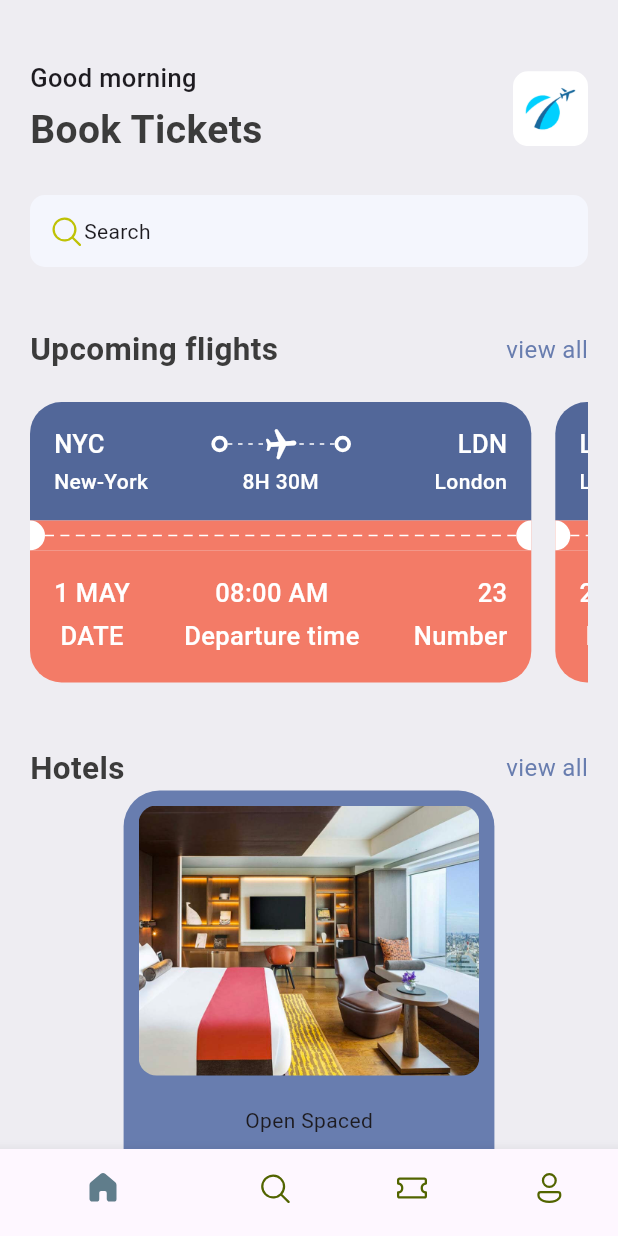
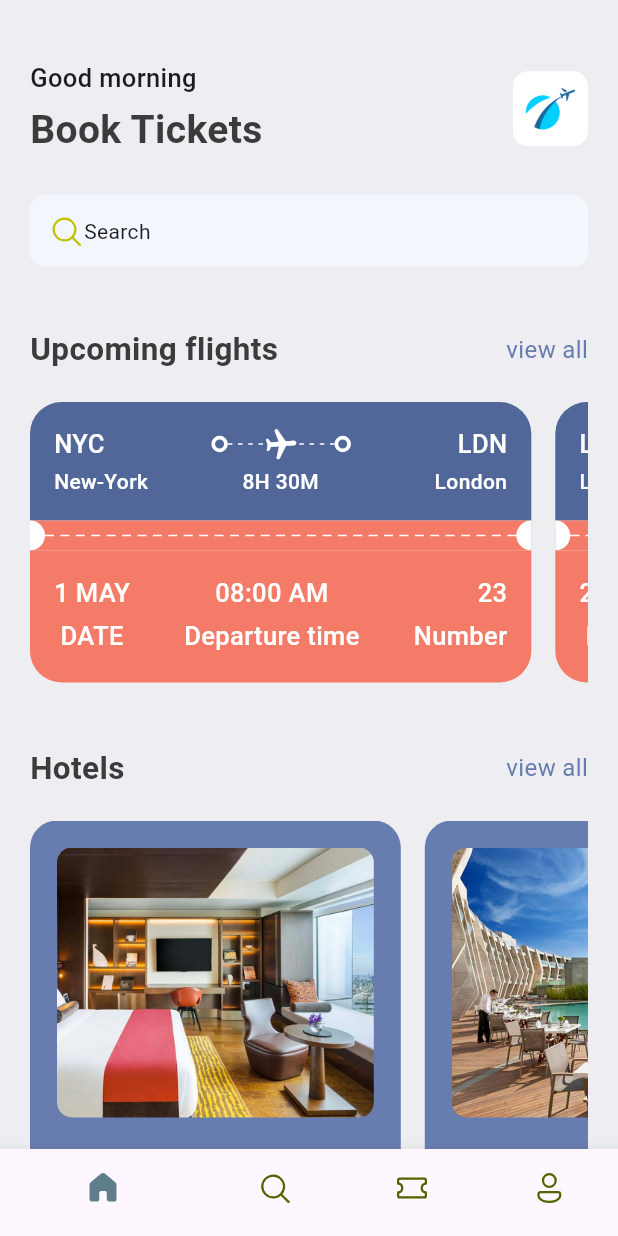
Before and after one commit to ErnestAlf222/ticket-app, a Flutter app: the screen it shows after launch, on a phone screen of 412 x 824 dp. Run offline on Flutter 3.47's test engine with Material 3 defaults, Android fonts, the phone set to English and light mode, and no system bars; our stand-ins replace fluentui_icons, go_router.

Commit message:
fixed bugs

```diff
--- a/lib/base/res/styles/app_styles.dart
+++ b/lib/base/res/styles/app_styles.dart
@@ -9,6 +9,7 @@ class AppStyles {
   static Color ticketBlue = const Color(0xFF526799);
   static Color ticketOrange = const Color(0xFFF37B67);
   static Color colorIcon = Colors.white;
+  static Color kakiColor = const Color(0xFFd2bdb6);
 
   static TextStyle textStyle = TextStyle(
     fontSize:16,
--- a/lib/base/utils/all_json.dart
+++ b/lib/base/utils/all_json.dart
@@ -143,7 +143,7 @@ List<Map<String, dynamic>> ticketList = [
 
 List<Map<String, dynamic>> hotelList = [
   {
-    'image': 'landmark_hotel.jpg',
+    'image': 'one.png',
     'place': 'Landmark Mekong',
     'destination': 'Vientiane',
     'price': 130,
@@ -156,7 +156,7 @@ List<Map<String, dynamic>> hotelList = [
     ],
   },
   {
-    'image': 'lao_plaza_hotel.jpg',
+    'image': 'two.png',
     'place': 'Lao Plaza',
     'destination': 'Vientiane',
     'price': 104,
@@ -169,7 +169,7 @@ List<Map<String, dynamic>> hotelList = [
     ],
   },
   {
-    'image': 'salana_hotel.jpg',
+    'image': 'three.png',
     'place': 'Salana Boutique',
     'destination': 'Vientiane',
     'price': 120,
--- a/lib/screens/home_screen.dart
+++ b/lib/screens/home_screen.dart
@@ -22,6 +22,7 @@ class HomeScreen extends StatelessWidget {
           Container(
             padding: const EdgeInsets.symmetric(horizontal: 20),
             child: Column(
+              crossAxisAlignment: CrossAxisAlignment.start,
               children: [
                 Row(
                   mainAxisAlignment: MainAxisAlignment.spaceBetween,
@@ -72,30 +73,38 @@ class HomeScreen extends StatelessWidget {
                   ),
                 ),
                 const SizedBox(height: 40),
-                 AppDoubleText(
+                AppDoubleText(
                   bigText: 'Upcoming flights',
                   smallText: 'view all',
-                  func: () =>context.push('/all_tickets'),
+                  func: () => context.push('/all_tickets'),
                 ),
                 const SizedBox(height: 20),
-                 SingleChildScrollView(
+                SingleChildScrollView(
                   scrollDirection: Axis.horizontal,
                   child: Row(
-                    children: ticketList.map((singleTicket) =>  TicketView(ticket:singleTicket) )
-                    .take(3)
-                    .toList(),
+                    children: ticketList
+                        .map((singleTicket) => TicketView(ticket: singleTicket))
+                        .take(3)
+                        .toList(),
                   ),
                 ),
                 const SizedBox(height: 40),
-                 AppDoubleText(
+                AppDoubleText(
                   bigText: 'Hotels',
                   smallText: 'view all',
-                  func:() {
+                  func: () {
                     print("hola");
                   },
                 ),
-
-                const Hotel()
+                const SizedBox(height: 20),
+                SingleChildScrollView(
+                    scrollDirection: Axis.horizontal,
+                    child: Row(
+                      children: hotelList
+                          .map((singleHotel) => Hotel(hotel: singleHotel))
+                          .take(3)
+                          .toList(),
+                    )),
               ],
             ),
           ),
--- a/lib/screens/widgets/hotel.dart
+++ b/lib/screens/widgets/hotel.dart
@@ -3,37 +3,65 @@ import 'package:ticket_app/base/res/media.dart';
 import 'package:ticket_app/base/res/styles/app_styles.dart';
 
 class Hotel extends StatelessWidget {
-  const Hotel({super.key});
+  final Map<String,dynamic> hotel;
+  const Hotel({super.key, required this.hotel});
 
   @override
   Widget build(BuildContext context) {
     final size = MediaQuery.of(context).size;
-    return Container(
+    return Container(padding: const EdgeInsets.all(8.0),
       width: size.width * 0.6,
       height: 350,
+      margin:const EdgeInsets.only(right: 16),
       decoration: BoxDecoration(
         color: AppStyles.primaryColor,
-        borderRadius: BorderRadius.circular(24),
+        borderRadius: BorderRadius.circular(18),
       ),
       child: Column(
+        crossAxisAlignment: CrossAxisAlignment.start,
         children: [
           Container(
             margin: const EdgeInsets.all(10),
             height: 180,
             decoration: BoxDecoration(
               color: AppStyles.primaryColor,
-              borderRadius: BorderRadius.circular(12),
-              image: const DecorationImage(
+              borderRadius: BorderRadius.circular(10),
+              image:  DecorationImage(
                 fit: BoxFit.cover,
-
-                image: AssetImage(AppMedia.hotelRoom),
+                image: AssetImage("assets/images/${hotel['image']}"),
               ),
             ),
           ),
-          const SizedBox(height: 10 ),
-          const Text("Open Spaced")
+          const SizedBox(height: 10),
+          Padding(
+            padding: const EdgeInsets.only(left: 15),
+            child: Text(
+              "Open space",
+              style: AppStyles.headLineStyle1.copyWith(color: AppStyles.kakiColor),
+            ),
+          ),
+          const SizedBox(height: 5),
+          Padding(
+            padding: const EdgeInsets.only(left: 15),
+            child: Text(
+              "London",
+              style: AppStyles.headLineStyle3.copyWith(color: Colors.white),
+            ),
+          ),
+          const SizedBox(height: 5),
+          Padding(
+            padding: const EdgeInsets.only(left: 15),
+            child: Text(
+              "\$25/night",
+              style: AppStyles.headLineStyle1.copyWith(color: AppStyles.kakiColor),
+            ),
+          ),
+
         ],
       ),
+
+
+
     );
   }
 }
```
